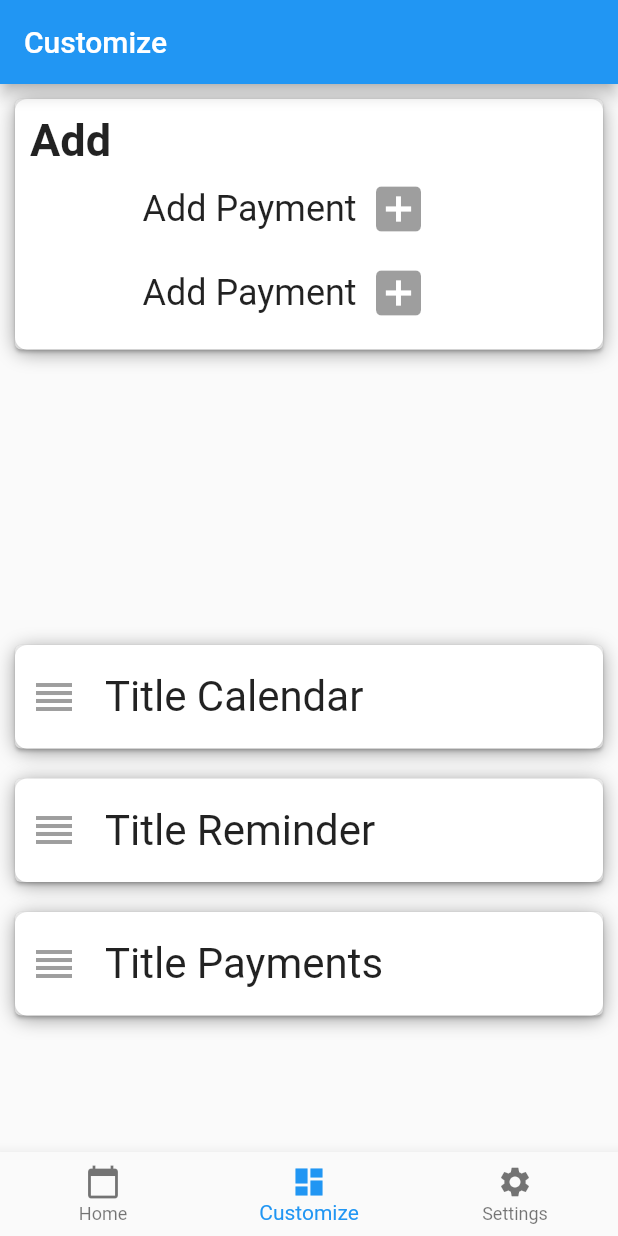
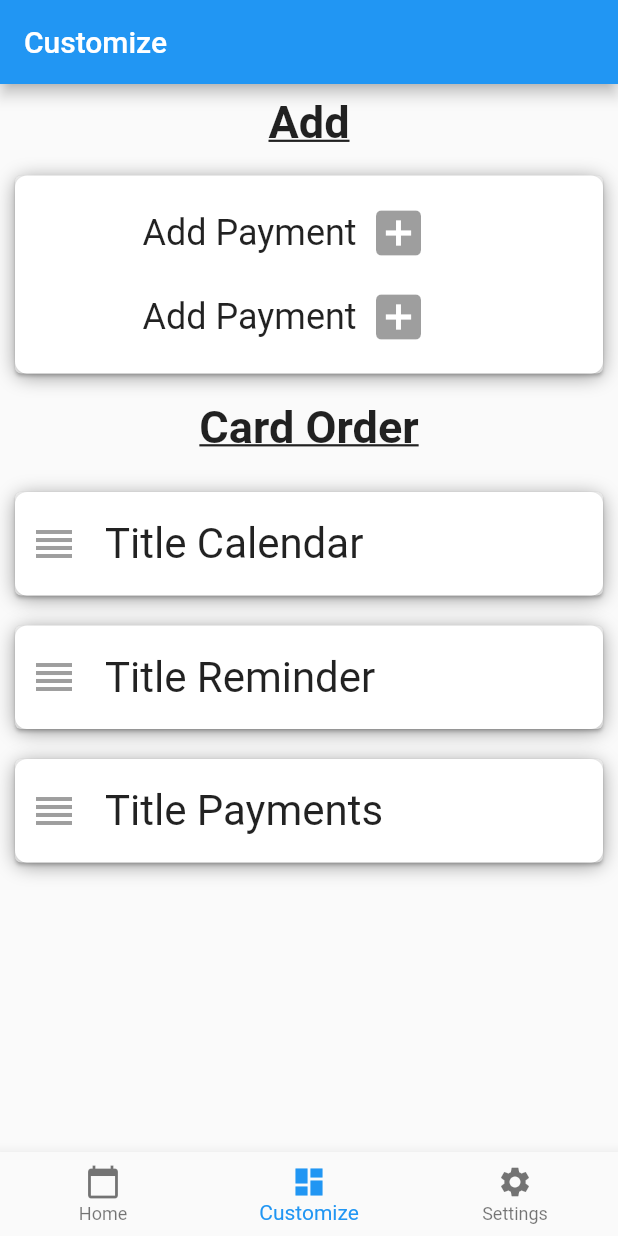
Before and after one commit to ColinBrown18/PersonalProjects, a Flutter app: the screen it shows after launch, item 2 of the bottom bar chosen, on a phone screen of 412 x 824 dp. Run offline on Flutter 3.47's test engine with Material 2 defaults, Android fonts, the phone set to English and light mode, and no system bars; our stand-ins replace expandable, fluttertoast, table_calendar.

Commit message:
fixed the reorderable list!

```diff
--- a/organize_me/lib/CustomizePage.dart
+++ b/organize_me/lib/CustomizePage.dart
@@ -25,20 +25,24 @@ class _CustomizePageState extends State<CustomizePage> {
     return Container(
       child: Column(
         children: <Widget>[
-          Flexible(
+          Container(
+            child: Padding(
+              padding: const EdgeInsets.all(8.0),
+              child: Text(
+                "Add",
+                textAlign: TextAlign.start,
+                style: TextStyle(
+                    fontSize: 30,
+                    fontWeight: FontWeight.bold,
+                    decoration: TextDecoration.underline),
+              ),
+            ),
+          ),
+          Container(
+            //fit: FlexFit.loose,
             child: DesignCard(
               child: Column(
                 children: <Widget>[
-                  Row(
-                    children: <Widget>[
-                      Text(
-                        "Add",
-                        textAlign: TextAlign.start,
-                        style: TextStyle(
-                            fontSize: 30, fontWeight: FontWeight.bold),
-                      ),
-                    ],
-                  ),
                   Row(
                     children: <Widget>[
                       Padding(
@@ -66,14 +70,24 @@ class _CustomizePageState extends State<CustomizePage> {
                         iconSize: 40,
                       )
                     ],
-                  )
+                  ),
                 ],
               ),
             ),
           ),
-          Flexible(
-            child: ReorderableList(),
-          )
+          Container(
+              child: Padding(
+            padding: const EdgeInsets.all(8.0),
+            child: Text(
+              "Card Order",
+              textAlign: TextAlign.center,
+              style: TextStyle(
+                  fontSize: 30,
+                  fontWeight: FontWeight.bold,
+                  decoration: TextDecoration.underline),
+            ),
+          )),
+          Flexible(fit: FlexFit.tight, child: ReorderableList())
         ],
       ),
     );
--- a/organize_me/lib/HomePage.dart
+++ b/organize_me/lib/HomePage.dart
@@ -46,7 +46,8 @@ class _HomePageState extends State<HomePage> {
                         style: TextStyle(
                             fontSize: 30,
                             fontWeight: FontWeight.bold,
-                            fontFamily: "Ariel"),
+                            fontFamily: "Ariel",
+                            decoration: TextDecoration.underline),
                         textAlign: TextAlign.start,
                       )
                     ],
@@ -96,7 +97,8 @@ class _RemindersState extends State<Reminders> {
                       style: TextStyle(
                           fontSize: 30,
                           fontWeight: FontWeight.bold,
-                          fontFamily: "Ariel"),
+                          fontFamily: "Ariel",
+                          decoration: TextDecoration.underline),
                       textAlign: TextAlign.start,
                     ),
                   ],
@@ -168,7 +170,8 @@ class _RemindersState extends State<Reminders> {
                       style: TextStyle(
                           fontSize: 30,
                           fontWeight: FontWeight.bold,
-                          fontFamily: "Ariel"),
+                          fontFamily: "Ariel",
+                          decoration: TextDecoration.underline),
                       textAlign: TextAlign.start,
                     ),
                   ],
@@ -351,7 +354,8 @@ class _BillsState extends State<Bills> {
                       style: TextStyle(
                           fontSize: 30,
                           fontWeight: FontWeight.bold,
-                          fontFamily: "Ariel"),
+                          fontFamily: "Ariel",
+                          decoration: TextDecoration.underline),
                       textAlign: TextAlign.start,
                     ),
                   ],
@@ -423,7 +427,8 @@ class _BillsState extends State<Bills> {
                       style: TextStyle(
                           fontSize: 30,
                           fontWeight: FontWeight.bold,
-                          fontFamily: "Ariel"),
+                          fontFamily: "Ariel",
+                          decoration: TextDecoration.underline),
                       textAlign: TextAlign.start,
                     ),
                   ],
--- a/organize_me/lib/SettingsPage.dart
+++ b/organize_me/lib/SettingsPage.dart
@@ -42,6 +42,10 @@ class _SettingsPageState extends State<SettingsPage> {
                         Text(
                           ProfileInfo[0],
                           style: TextStyle(fontSize: 24),
+                        ),
+                        IconButton(
+                          icon: new Icon(Icons.edit),
+                          iconSize: 20,
                         )
                       ],
                     ),
```
